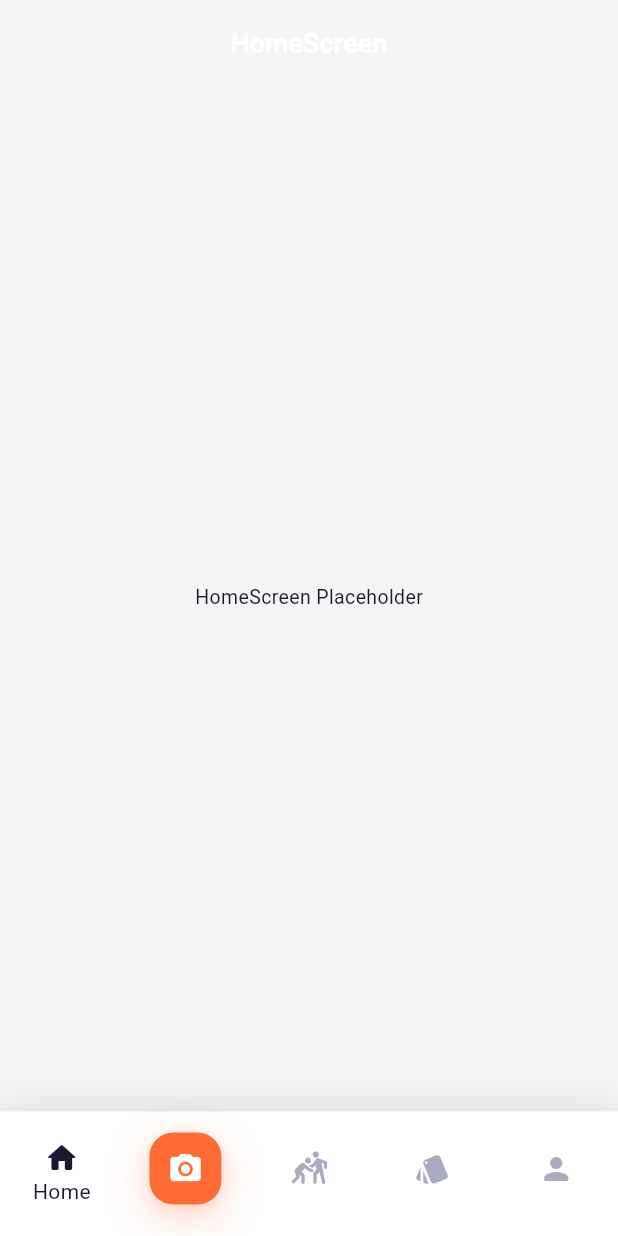
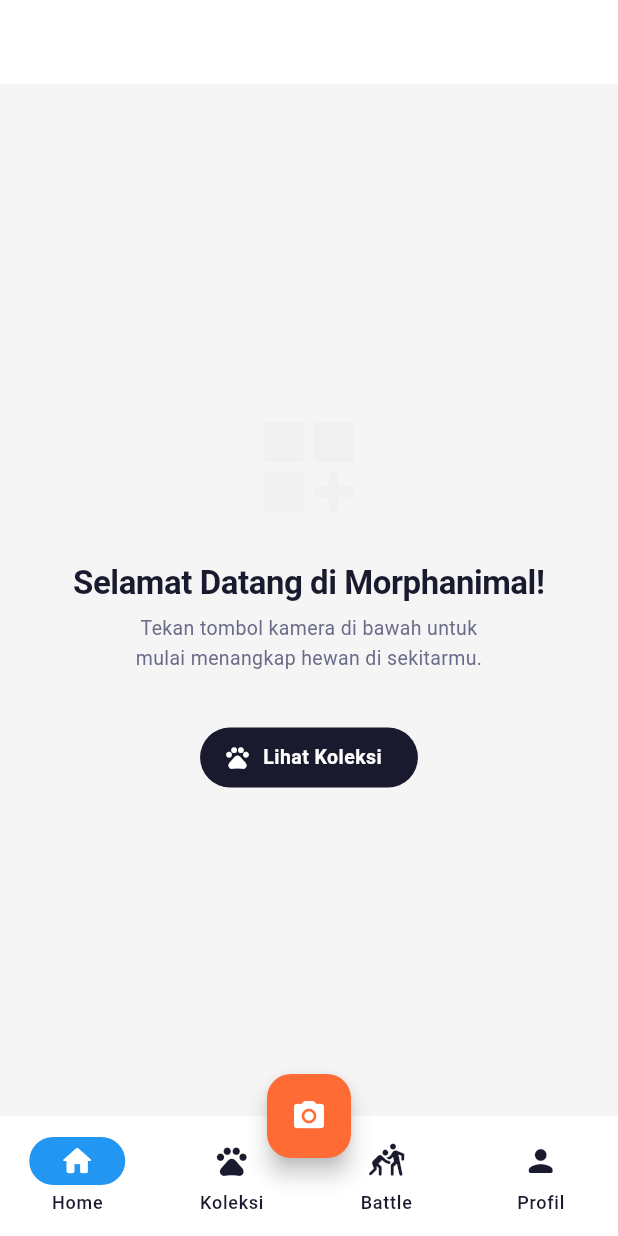
Before and after one commit to risuunava/morphanimal, a Flutter app: the HomeScreen screen opened by its route, on a phone screen of 412 x 824 dp. Run offline on Flutter 3.47's test engine with Material 3 defaults, Android fonts, the phone set to English and light mode, and no system bars; our stand-ins replace camera, confetti, flutter_animate, flutter_image_compress, flutter_riverpod, go_router and 2 more; accounts and stored records are empty; generated files the repository leaves out were written again; Roboto replaces fonts that are missing (Nunito).

Commit message:
fix: package tflife for android SDK & add demo navigate

```diff
--- a/lib/presentation/screens/home/home_screen.dart
+++ b/lib/presentation/screens/home/home_screen.dart
@@ -1,13 +1,45 @@
 import 'package:flutter/material.dart';
+import 'package:flutter_riverpod/flutter_riverpod.dart';
+import 'package:go_router/go_router.dart';
+import '../../../core/theme/app_colors.dart';
+import '../../../core/theme/app_text_styles.dart';
 
-class HomeScreen extends StatelessWidget {
+class HomeScreen extends ConsumerWidget {
   const HomeScreen({super.key});
 
   @override
-  Widget build(BuildContext context) {
+  Widget build(BuildContext context, WidgetRef ref) {
     return Scaffold(
-      appBar: AppBar(title: const Text('HomeScreen')),
-      body: const Center(child: Text('HomeScreen Placeholder')),
+      backgroundColor: AppColors.background,
+      appBar: AppBar(
+        title: const Text('Dashboard', style: AppTextStyles.headingMedium),
+        backgroundColor: AppColors.surface,
+      ),
+      body: Center(
+        child: Column(
+          mainAxisAlignment: MainAxisAlignment.center,
+          children: [
+            const Icon(Icons.dashboard_customize_rounded, size: 80, color: AppColors.surfaceDim),
+            const SizedBox(height: 24),
+            Text(
+              'Selamat Datang di Morphanimal!',
+              style: AppTextStyles.headingLarge.copyWith(color: AppColors.onSurface),
+            ),
+            const SizedBox(height: 8),
+            Text(
+              'Tekan tombol kamera di bawah untuk\nmulai menangkap hewan di sekitarmu.',
+              textAlign: TextAlign.center,
+              style: AppTextStyles.bodyMedium.copyWith(color: AppColors.onSurfaceMed),
+            ),
+            const SizedBox(height: 32),
+            FilledButton.icon(
+              onPressed: () => context.go('/home/collection'),
+              icon: const Icon(Icons.pets_rounded),
+              label: const Text('Lihat Koleksi'),
+            ),
+          ],
+        ),
+      ),
     );
   }
 }
--- a/lib/presentation/screens/main_shell/main_shell_screen.dart
+++ b/lib/presentation/screens/main_shell/main_shell_screen.dart
@@ -1,89 +1,46 @@
 import 'package:flutter/material.dart';
 import 'package:go_router/go_router.dart';
-import 'package:morphanimal/core/theme/app_colors.dart';
-import 'package:morphanimal/core/theme/app_spacing.dart';
+import '../../../core/theme/app_colors.dart';
 
 class MainShellScreen extends StatelessWidget {
+  final Widget child;
   const MainShellScreen({super.key, required this.child});
-
-  final Widget child;
 
   @override
   Widget build(BuildContext context) {
-    // Determine the current index based on the location
-    final location = GoRouterState.of(context).uri.path;
+    final path = GoRouterState.of(context).uri.path;
     int currentIndex = 0;
 
-    if (location.startsWith('/home/capture')) {
-      currentIndex = 1;
-    } else if (location.startsWith('/home/battle')) {
-      currentIndex = 2;
-    } else if (location.startsWith('/home/collection')) {
-      currentIndex = 3;
-    } else if (location.startsWith('/home/profile')) {
-      currentIndex = 4;
-    }
+    if (path.startsWith('/home/collection')) currentIndex = 1;
+    if (path.startsWith('/home/capture')) currentIndex = 2; // Biarkan capture di tengah tapi berupa tombol khusus
+    if (path.startsWith('/home/battle')) currentIndex = 3;
+    if (path.startsWith('/home/profile')) currentIndex = 4;
 
     return Scaffold(
       body: child,
-      bottomNavigationBar: Container(
-        decoration: const BoxDecoration(
-          boxShadow: AppShadows.navBarShadow,
-        ),
-        child: BottomNavigationBar(
-          currentIndex: currentIndex,
-          onTap: (index) {
-            switch (index) {
-              case 0:
-                context.go('/home');
-                break;
-              case 1:
-                context.go('/home/capture');
-                break;
-              case 2:
-                context.go('/home/battle');
-                break;
-              case 3:
-                context.go('/home/collection');
-                break;
-              case 4:
-                context.go('/home/profile');
-                break;
-            }
-          },
-          items: [
-            const BottomNavigationBarItem(
-              icon: Icon(Icons.home_rounded),
-              label: 'Home',
-            ),
-            BottomNavigationBarItem(
-              icon: Container(
-                width: 48,
-                height: 48,
-                decoration: BoxDecoration(
-                  color: AppColors.captureOrange,
-                  borderRadius: BorderRadius.circular(16),
-                  boxShadow: AppShadows.cardShadowColored(AppColors.captureOrange),
-                ),
-                child: const Icon(Icons.camera_alt_rounded, color: Colors.white, size: 24),
-              ),
-              label: 'Capture',
-            ),
-            const BottomNavigationBarItem(
-              icon: Icon(Icons.sports_kabaddi_rounded),
-              label: 'Battle',
-            ),
-            const BottomNavigationBarItem(
-              icon: Icon(Icons.style_rounded),
-              label: 'Collection',
-            ),
-            const BottomNavigationBarItem(
-              icon: Icon(Icons.person_rounded),
-              label: 'Profile',
-            ),
-          ],
-        ),
+      bottomNavigationBar: NavigationBar(
+        selectedIndex: currentIndex > 2 ? currentIndex - 1 : currentIndex, // Skip index 2 (capture) untuk nav items biasa
+        onDestinationSelected: (index) {
+          switch (index) {
+            case 0: context.go('/home'); break;
+            case 1: context.go('/home/collection'); break;
+            case 2: context.go('/home/battle'); break;
+            case 3: context.go('/home/profile'); break;
+          }
+        },
+        destinations: const [
+          NavigationDestination(icon: Icon(Icons.home_rounded), label: 'Home'),
+          NavigationDestination(icon: Icon(Icons.pets_rounded), label: 'Koleksi'),
+          NavigationDestination(icon: Icon(Icons.sports_kabaddi_rounded), label: 'Battle'),
+          NavigationDestination(icon: Icon(Icons.person_rounded), label: 'Profil'),
+        ],
       ),
+      floatingActionButton: FloatingActionButton(
+        onPressed: () => context.go('/home/capture'),
+        backgroundColor: AppColors.captureOrange,
+        child: const Icon(Icons.camera_alt_rounded, color: Colors.white),
+      ),
+      floatingActionButtonLocation: FloatingActionButtonLocation.centerDocked,
     );
   }
 }
```
Also changed, not shown: lib/presentation/screens/splash/splash_screen.dart (+28 -4 lines), 7 other files.
